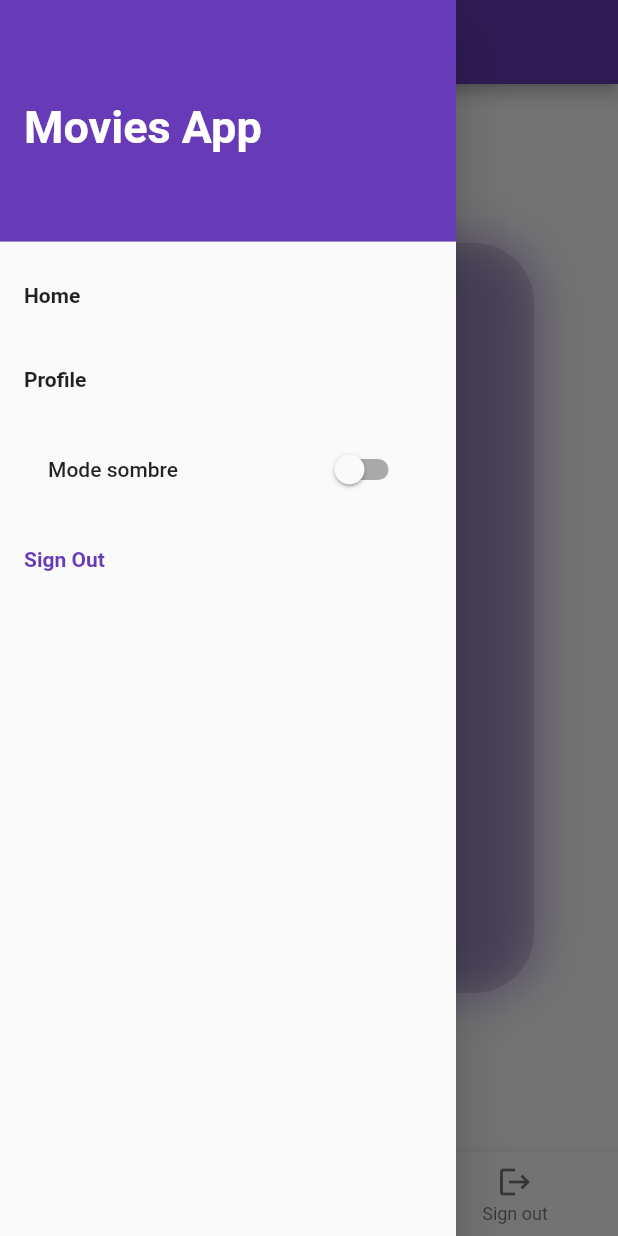
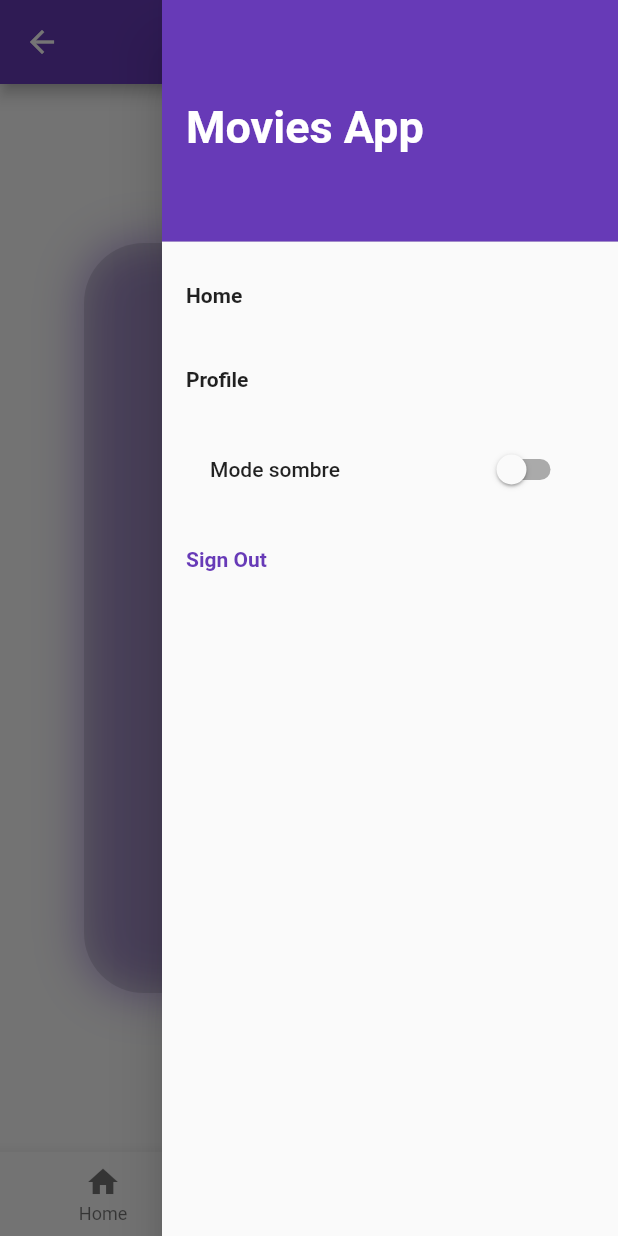
Before and after one commit to SaraZOUIOULA/MovieApp, a Flutter app: the ProfileScreen screen opened by its route, with the side drawer open, on a phone screen of 412 x 824 dp. Run offline on Flutter 3.47's test engine with Material 2 defaults, Android fonts, the phone set to English and light mode, and no system bars; our stand-ins replace adaptive_theme, cloud_firestore, firebase_auth, firebase_core; accounts and stored records are empty.

Commit message:
final version

```diff
--- a/lib/screens/profile.dart
+++ b/lib/screens/profile.dart
@@ -34,7 +34,7 @@ class _ProfileScreenState extends State<ProfileScreen> {
           title: Text('Profile'),
 
         ),
-        drawer: DrawerMenu(),
+        endDrawer: DrawerMenu(),
         body: SafeArea(
             child: Center(
                 child: FutureBuilder(
```
